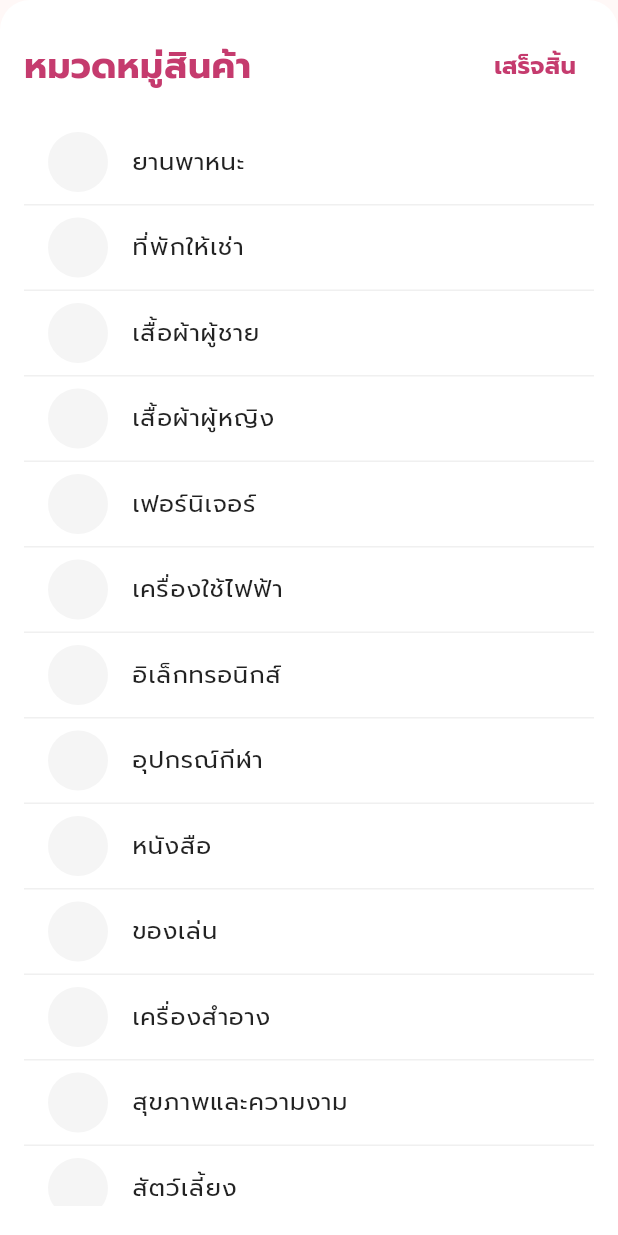
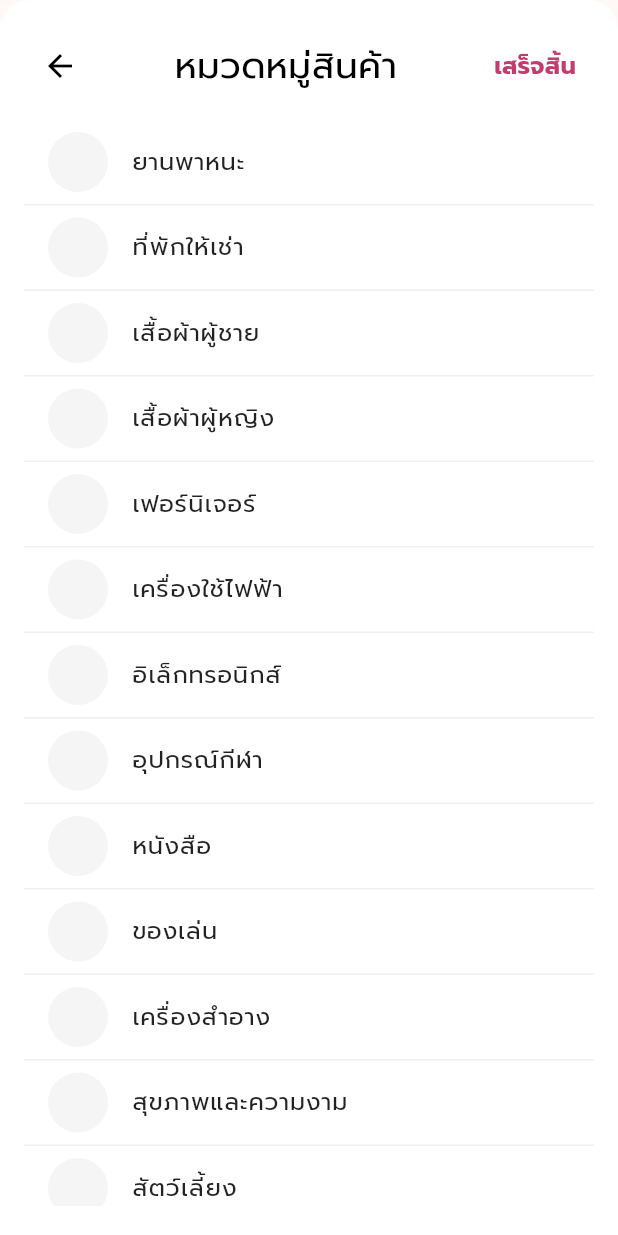
Before and after one commit to ARTTTT-TTTT/local-community-marketplace, a Flutter app: the CategorySelectorBottomSheet widget shown alone on an empty page, opened directly, on a phone screen of 412 x 824 dp. Run offline on Flutter 3.47's test engine with Material 3 defaults, Android fonts, the phone set to English and light mode, and no system bars; our stand-ins replace firebase_auth, firebase_core, flutter_dotenv, image_picker; accounts and stored records are empty; project files that could hold a hidden picture were left out.

Commit message:
fix: update header style and layout in CategorySelectorBottomSheet for improved UI

```diff
--- a/mobile/lib/widgets/category_selector_bottom_sheet.dart
+++ b/mobile/lib/widgets/category_selector_bottom_sheet.dart
@@ -22,13 +22,22 @@ class CategorySelectorBottomSheet extends StatelessWidget {
             children: [
               Row(
                 children: [
-                  Text(
-                    'หมวดหมู่สินค้า',
-                    style: AppTypography.headline2.copyWith(
-                      color: AppColors.primary,
+                  IconButton(
+                    onPressed: () {
+                      Navigator.pop(context);
+                    },
+                    icon: const Icon(Icons.arrow_back, color: Colors.black),
+                  ),
+                  Expanded(
+                    child: Text(
+                      'หมวดหมู่สินค้า',
+                      textAlign: TextAlign.center,
+                      style: AppTypography.headline2.copyWith(
+                        color: Colors.black,
+                        fontWeight: FontWeight.normal,
+                      ),
                     ),
                   ),
-                  const Spacer(),
                   TextButton(
                     onPressed: () {
                       Navigator.pop(context);
```
